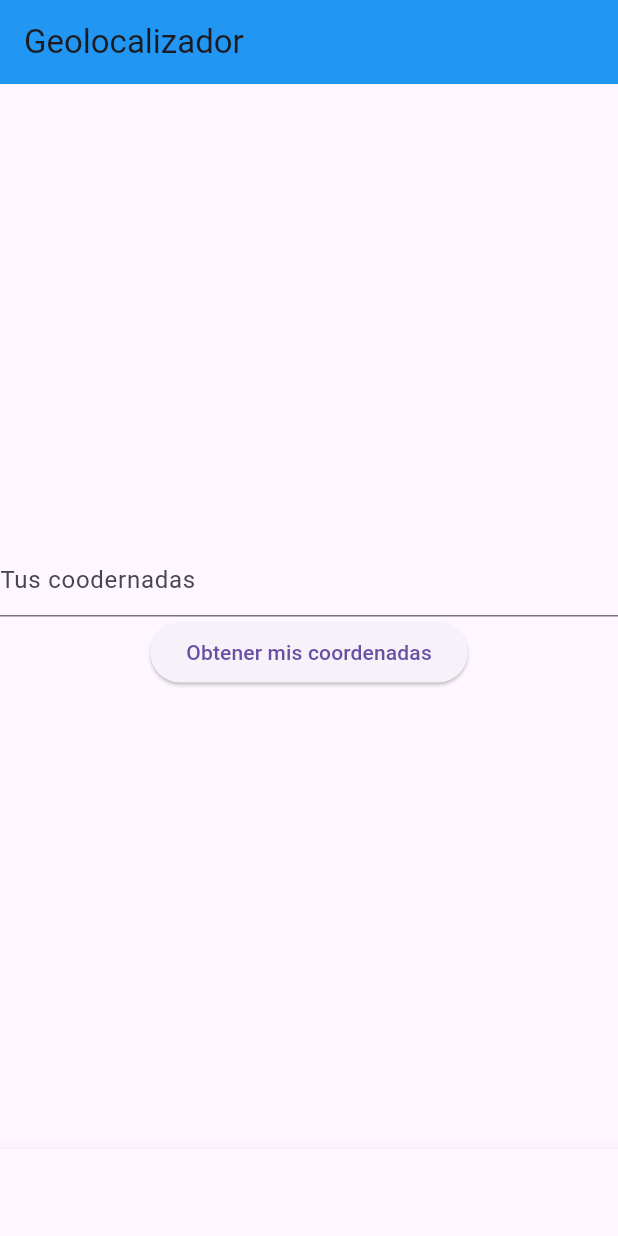
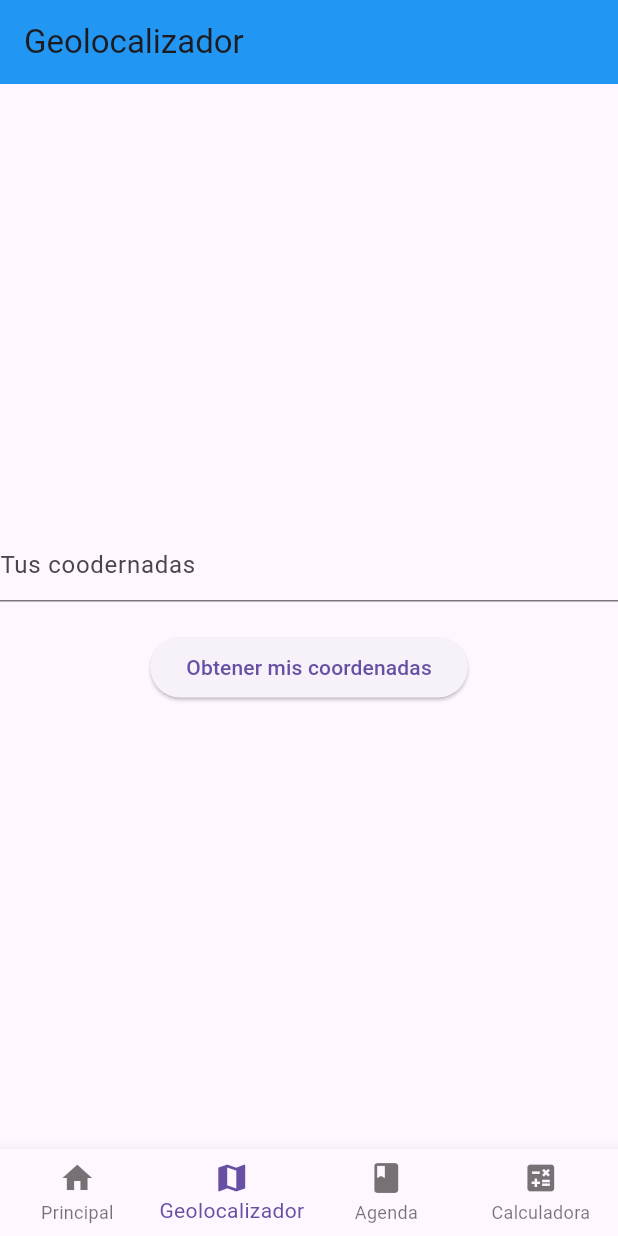
Before and after one commit to AlanCruz82/Pomovil_Frankie, a Flutter app: the screen it shows after launch, item 2 of the bottom bar chosen, on a phone screen of 412 x 824 dp. Run offline on Flutter 3.47's test engine with Material 3 defaults, Android fonts, the phone set to English and light mode, and no system bars; our stand-ins replace geolocator, syncfusion_flutter_calendar; missing offline and left inert: cupertino_calendar_picker, flex_color_picker.

```diff
--- a/lib/navegador.dart
+++ b/lib/navegador.dart
@@ -24,6 +24,7 @@ class _MainScreenState extends State<MainScreen> {
     return Scaffold(
       body: _screens[_currentIndex],  // Cargar la pantalla correspondiente al indice
       bottomNavigationBar: BottomNavigationBar(
+        type: BottomNavigationBarType.fixed, //Propiedad para evitar que se quede en blanco después de 3 pantallas/items
         currentIndex: _currentIndex,  // El índice actual para cambiar la pantalla
         onTap: (index) { // cuando el usuario toca un icono cambiamos el indice
           setState(() { // actualizamos el estado para mostrar la pantalla
--- a/lib/pantallas/segunda.dart
+++ b/lib/pantallas/segunda.dart
@@ -72,6 +72,9 @@ class Secundaria extends StatelessWidget {
               ),
               controller: _cajaTexto,
             ),
+            Padding(
+              padding: EdgeInsets.all(10),
+            ),
             ElevatedButton(
                 onPressed: obtenerUbicacion,
                 child: Text("Obtener mis coordenadas"))
```
Also changed, not shown: lib/pantallas/tercera.dart (+7 -0 lines).
